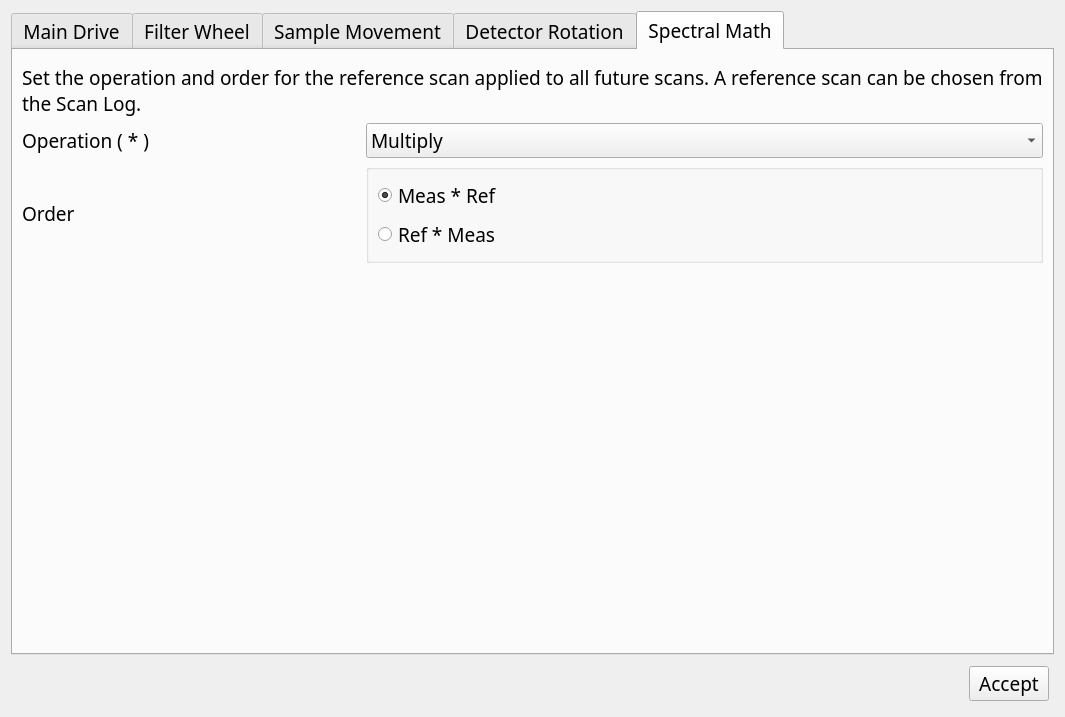
Old version of the form ui/machine_config.ui in the repository mitbailey/MMC.
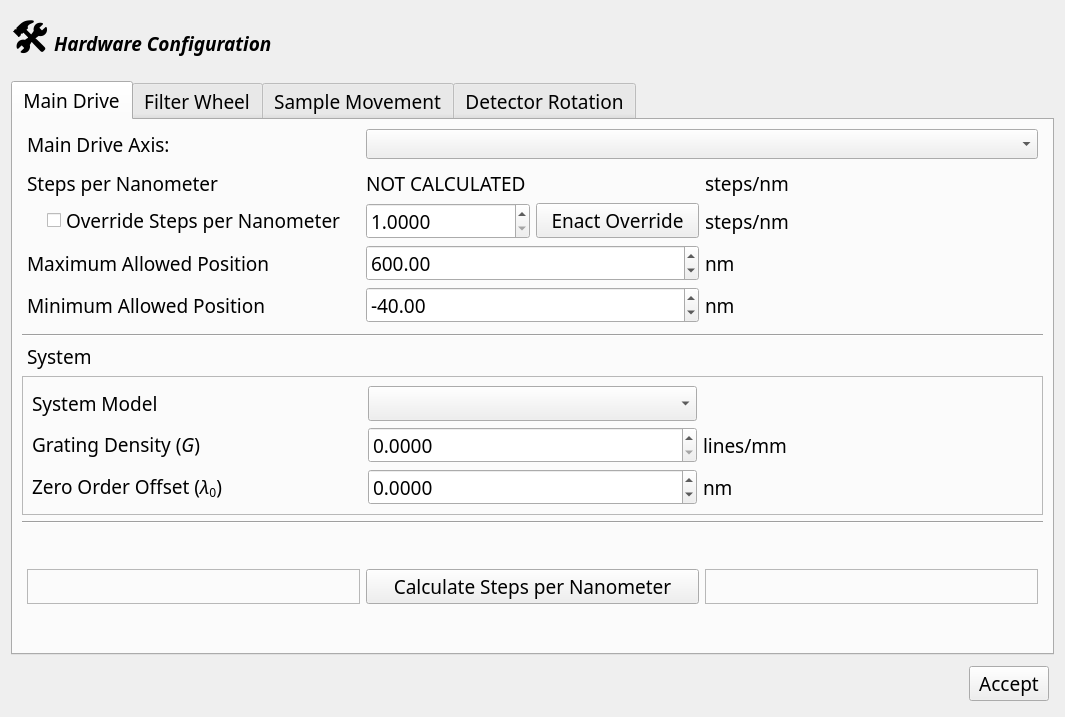
New version of the form. The open tabs and pages were chosen to show the change.

Commit message: Added settings button, moved spectral math to its own window accessed by pressing the Spectral Math button

Patch:
```diff
--- a/ui/machine_config.ui
+++ b/ui/machine_config.ui
@@ -20,6 +20,52 @@
    <string>Form</string>
   </property>
   <layout class="QVBoxLayout" name="verticalLayout_2">
+   <item>
+    <layout class="QHBoxLayout" name="horizontalLayout_12" stretch="0,1">
+     <property name="leftMargin">
+      <number>0</number>
+     </property>
+     <property name="topMargin">
+      <number>0</number>
+     </property>
+     <item>
+      <widget class="QLabel" name="label_59">
+       <property name="font">
+        <font>
+         <pointsize>28</pointsize>
+         <weight>75</weight>
+         <bold>true</bold>
+        </font>
+       </property>
+       <property name="text">
+        <string>🛠</string>
+       </property>
+       <property name="alignment">
+        <set>Qt::AlignCenter</set>
+       </property>
+      </widget>
+     </item>
+     <item>
+      <widget class="QLabel" name="label_61">
+       <property name="font">
+        <font>
+         <family>Bahnschrift</family>
+         <pointsize>14</pointsize>
+         <weight>75</weight>
+         <italic>true</italic>
+         <bold>true</bold>
+        </font>
+       </property>
+       <property name="text">
+        <string>Hardware Configuration</string>
+       </property>
+       <property name="alignment">
+        <set>Qt::AlignLeading|Qt::AlignLeft|Qt::AlignVCenter</set>
+       </property>
+      </widget>
+     </item>
+    </layout>
+   </item>
    <item>
     <widget class="QTabWidget" name="tabWidget">
      <property name="font">
@@ -1865,190 +1911,6 @@
        </item>
       </layout>
      </widget>
-     <widget class="QWidget" name="tab">
-      <attribute name="title">
-       <string>Spectral Math</string>
-      </attribute>
-      <layout class="QVBoxLayout" name="verticalLayout">
-       <item>
-        <layout class="QHBoxLayout" name="horizontalLayout_15">
-         <property name="topMargin">
-          <number>5</number>
-         </property>
-         <item>
-          <widget class="QLabel" name="label_64">
-           <property name="maximumSize">
-            <size>
-             <width>16777215</width>
-             <height>16777215</height>
-            </size>
-           </property>
-           <property name="font">
-            <font>
-             <family>Bahnschrift</family>
-             <pointsize>14</pointsize>
-            </font>
-           </property>
-           <property name="text">
-            <string>Set the operation and order for the reference scan applied to all future scans. A reference scan can be chosen from the Scan Log.</string>
-           </property>
-           <property name="wordWrap">
-            <bool>true</bool>
-           </property>
-          </widget>
-         </item>
-        </layout>
-       </item>
-       <item>
-        <layout class="QHBoxLayout" name="horizontalLayout_14" stretch="1,2">
-         <property name="topMargin">
-          <number>0</number>
-         </property>
-         <item>
-          <widget class="QLabel" name="label_63">
-           <property name="maximumSize">
-            <size>
-             <width>16777215</width>
-             <height>16777215</height>
-            </size>
-           </property>
-           <property name="font">
-            <font>
-             <family>Bahnschrift SemiBold</family>
-             <pointsize>14</pointsize>
-            </font>
-           </property>
-           <property name="text">
-            <string>Operation ( * )</string>
-           </property>
-          </widget>
-         </item>
-         <item>
-          <widget class="QComboBox" name="operation_qcb">
-           <property name="font">
-            <font>
-             <family>Bahnschrift</family>
-             <pointsize>14</pointsize>
-            </font>
-           </property>
-           <property name="currentIndex">
-            <number>0</number>
-           </property>
-           <item>
-            <property name="text">
-             <string>Multiply</string>
-            </property>
-           </item>
-           <item>
-            <property name="text">
-             <string>Divide</string>
-            </property>
-           </item>
-           <item>
-            <property name="text">
-             <string>Add</string>
-            </property>
-           </item>
-           <item>
-            <property name="text">
-             <string>Subtract</string>
-            </property>
-           </item>
-          </widget>
-         </item>
-        </layout>
-       </item>
-       <item>
-        <layout class="QHBoxLayout" name="horizontalLayout_13" stretch="1,2">
-         <property name="topMargin">
-          <number>0</number>
-         </property>
-         <item>
-          <widget class="QLabel" name="label_62">
-           <property name="maximumSize">
-            <size>
-             <width>16777215</width>
-             <height>16777215</height>
-            </size>
-           </property>
-           <property name="font">
-            <font>
-             <family>Bahnschrift SemiBold</family>
-             <pointsize>14</pointsize>
-            </font>
-           </property>
-           <property name="text">
-            <string>Order</string>
-           </property>
-          </widget>
-         </item>
-         <item>
-          <widget class="QGroupBox" name="groupBox">
-           <property name="font">
-            <font>
-             <family>Bahnschrift</family>
-             <pointsize>14</pointsize>
-            </font>
-           </property>
-           <property name="title">
-            <string/>
-           </property>
-           <layout class="QVBoxLayout" name="verticalLayout_6">
-            <item>
-             <widget class="QRadioButton" name="order_meas_ref_qrb">
-              <property name="font">
-               <font>
-                <family>Bahnschrift</family>
-                <pointsize>14</pointsize>
-               </font>
-              </property>
-              <property name="text">
-               <string>Meas * Ref</string>
-              </property>
-              <property name="checked">
-               <bool>true</bool>
-              </property>
-             </widget>
-            </item>
-            <item>
-             <widget class="QRadioButton" name="order_ref_meas_qrb">
-              <property name="font">
-               <font>
-                <family>Bahnschrift</family>
-                <pointsize>14</pointsize>
-               </font>
-              </property>
-              <property name="text">
-               <string>Ref * Meas</string>
-              </property>
-             </widget>
-            </item>
-           </layout>
-          </widget>
-         </item>
-        </layout>
-       </item>
-       <item>
-        <spacer name="verticalSpacer_6">
-         <property name="font">
-          <font>
-           <family>Bahnschrift</family>
-           <pointsize>14</pointsize>
-          </font>
-         </property>
-         <property name="orientation">
-          <enum>Qt::Vertical</enum>
-         </property>
-         <property name="sizeHint" stdset="0">
-          <size>
-           <width>20</width>
-           <height>40</height>
-          </size>
-         </property>
-        </spacer>
-       </item>
-      </layout>
-     </widget>
     </widget>
    </item>
    <item>
```
The commit also changes 4 other files.
